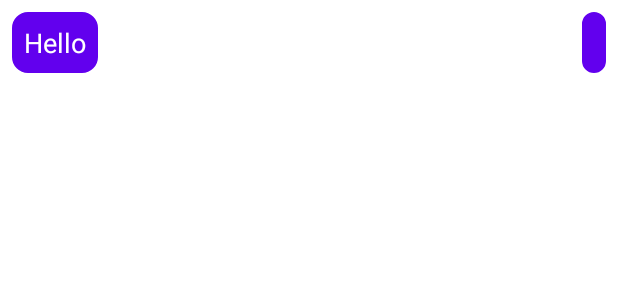
After one commit to PolNun/lpet_chatting, an Android app: the layout chat_message_recycler_row.xml on its own in the app's theme, with its tools: preview values and no code run, on a phone screen of 412 x 824 dp. The commit adds this screen. Shown: the top 300 px of the screen. Run offline under Robolectric (Android 15) with nearby library versions, the phone set to English and light mode, and no system bars.

Commit message:
video 15, sin comprobar

```diff
--- /dev/null
+++ b/app/src/main/res/layout/chat_message_recycler_row.xml
@@ -0,0 +1,41 @@
+<?xml version="1.0" encoding="utf-8"?>
+<RelativeLayout xmlns:android="http://schemas.android.com/apk/res/android"
+    android:layout_width="match_parent"
+    android:layout_height="wrap_content"
+    android:padding="8dp">
+
+    <LinearLayout
+        android:layout_width="wrap_content"
+        android:layout_height="wrap_content"
+        android:background="@drawable/edit_text_rounded_corner"
+        android:backgroundTint="@color/primary"
+        android:padding="8dp"
+        android:layout_marginEnd="80dp"
+        android:id="@+id/left_chat_layout"
+        android:orientation="vertical">
+        <TextView
+            android:layout_width="wrap_content"
+            android:layout_height="wrap_content"
+            android:textColor="@color/white"
+            android:textSize="18sp"
+            android:text="Hello"
+            android:id="@+id/left_chat_textview"/>
+    </LinearLayout>
+    <LinearLayout
+        android:layout_width="wrap_content"
+        android:layout_height="wrap_content"
+        android:background="@drawable/edit_text_rounded_corner"
+        android:backgroundTint="@color/primary"
+        android:layout_alignParentEnd="true"
+        android:padding="8dp"
+        android:layout_marginStart="80dp"
+        android:id="@+id/right_chat_layout">
+        <TextView
+            android:layout_width="wrap_content"
+            android:layout_height="wrap_content"
+            android:textColor="@color/white"
+            android:textSize="18sp"
+            android:id="@+id/right_chat_textview"/>
+    </LinearLayout>
+
+</RelativeLayout>
```
Also changed, not shown: app/src/main/java/com/lpet/lpet_chatting/Adapter/ChatRecyclerAdapter.java (added, +64 -0 lines), app/src/main/java/com/lpet/lpet_chatting/utils/ChatActivity.java (+27 -0 lines).
